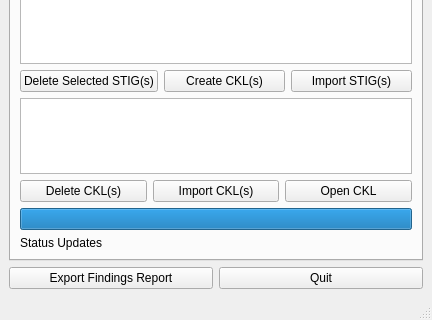
Before: the Qt Designer form stigqter.ui in squinky86/STIGQter, drawn with Qt 5; both pictures show x 0 to 432 and y 185 to 505 of the 432 by 505 pixel window.
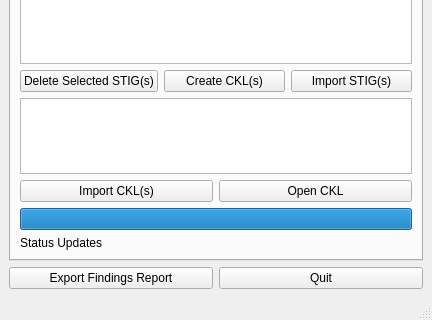
After: the same form once the commit is applied.

```diff
--- a/stigqter.ui
+++ b/stigqter.ui
@@ -86,13 +86,6 @@
         </item>
         <item>
          <layout class="QHBoxLayout" name="horizontalLayout_4">
-          <item>
-           <widget class="QPushButton" name="btnDeleteCKL">
-            <property name="text">
-             <string>Delete CKL(s)</string>
-            </property>
-           </widget>
-          </item>
           <item>
            <widget class="QPushButton" name="btnImportCKL">
             <property name="text">
```
Left out of the diff: 23 changed lines with no effect on the pictures.
